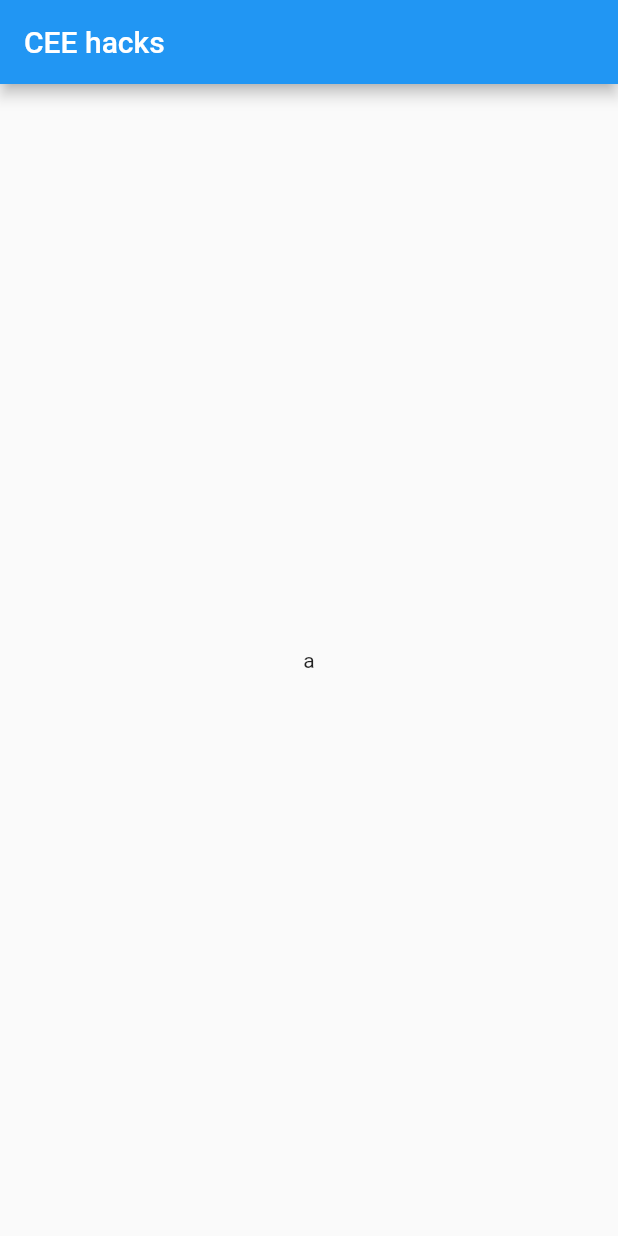
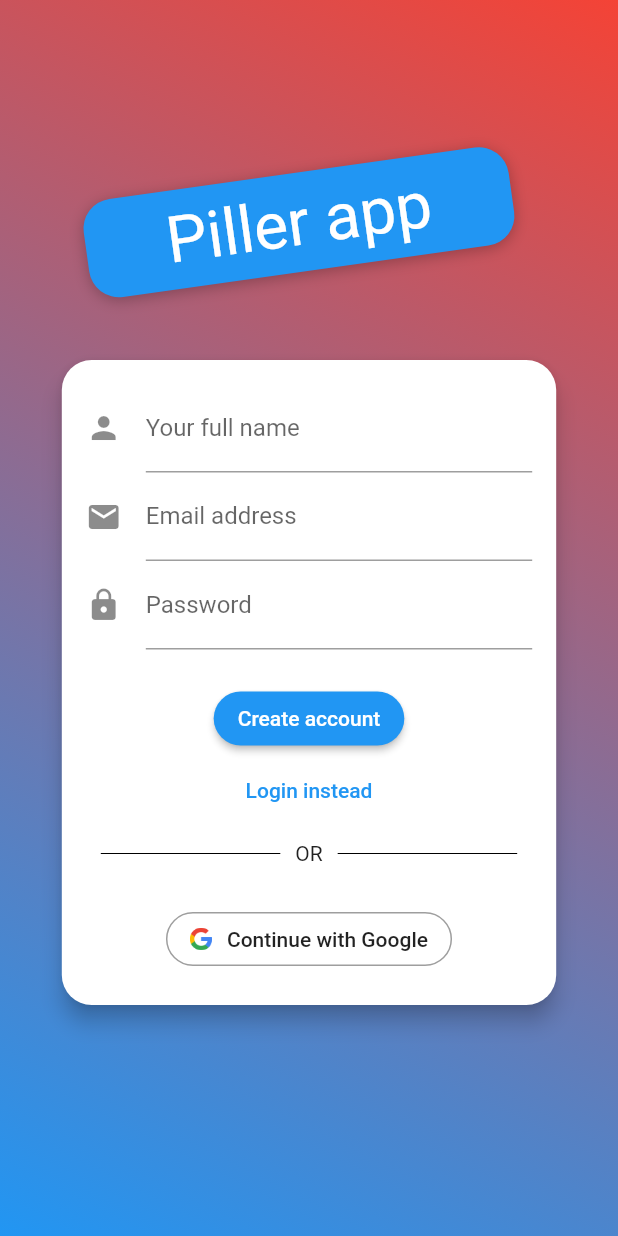
Before and after one commit to MatejKrcek/ceeHacksApp, a Flutter app: the screen it shows after launch, on a phone screen of 412 x 824 dp. Run offline on Flutter 3.47's test engine with Material 2 defaults, Android fonts, the phone set to English and light mode, and no system bars.

Commit message:
ui auth page (#2)
Co-authored-by: Matej Krcek <matej@krcek.cz>

```diff
--- /dev/null
+++ b/lib/auth/auth_form.dart
@@ -0,0 +1,246 @@
+import 'package:flutter/material.dart';
+
+class AuthForm extends StatefulWidget {
+  @override
+  _AuthFormState createState() => _AuthFormState();
+}
+
+class _AuthFormState extends State<AuthForm>
+    with SingleTickerProviderStateMixin {
+  final _formKey = GlobalKey<FormState>();
+  var _name = '';
+  var _email = '';
+  var _password = '';
+  bool _showLoginVersion = false;
+  double _cardHeight = 430;
+
+  final _nameFocusNode = FocusNode();
+  final _emailFocusNode = FocusNode();
+  final _passwordFocusNode = FocusNode();
+
+  @override
+  void dispose() {
+    super.dispose();
+    _emailFocusNode.dispose();
+    _nameFocusNode.dispose();
+    _passwordFocusNode.dispose();
+  }
+
+  void _trySubmit() {
+    final isValid = _formKey.currentState.validate();
+    FocusScope.of(context).unfocus(); //close opened keaboards
+
+    if (isValid) {
+      _formKey.currentState.save();
+      // Provider.of<Auth>(context, listen: false).signInWithMail(
+      //   _name.trim(),
+      //   _email.trim(),
+      //   _password.trim(),
+      //   _showLoginVersion,
+      //   context,
+      // );
+    }
+  }
+
+  @override
+  Widget build(BuildContext context) {
+    final deviceSize = MediaQuery.of(context).size;
+    // final progressStarted = Provider.of<Auth>(context).progess;
+    return Center(
+      child: Card(
+        shape: RoundedRectangleBorder(borderRadius: BorderRadius.circular(20)),
+        elevation: 6,
+        margin: EdgeInsets.all(20),
+        child: Container(
+          height: 240,
+          width: deviceSize.width * 0.8,
+          constraints: BoxConstraints(minHeight: _cardHeight),
+          child: SingleChildScrollView(
+            child: Padding(
+              padding: EdgeInsets.all(16),
+              child: Form(
+                key: _formKey,
+                child: Column(
+                  mainAxisSize: MainAxisSize.min,
+                  children: <Widget>[
+                    if (!_showLoginVersion)
+                      TextFormField(
+                        key: ValueKey('name'),
+                        focusNode: _nameFocusNode,
+                        onFieldSubmitted: (_) {
+                          FocusScope.of(context).requestFocus(_emailFocusNode);
+                        },
+                        textCapitalization: TextCapitalization.words,
+                        textInputAction: TextInputAction.next,
+                        validator: (value) {
+                          if (value.isEmpty || value.length < 2) {
+                            return 'Please enter a valid name';
+                          }
+                          return null;
+                        },
+                        decoration: InputDecoration(
+                          labelText: 'Your full name',
+                          hintText: 'Your full name',
+                          icon: Icon(Icons.person),
+                        ),
+                        onSaved: (value) {
+                          _name = value;
+                        },
+                      ),
+                    TextFormField(
+                      key: ValueKey('email'),
+                      focusNode: _emailFocusNode,
+                      textCapitalization: TextCapitalization.words,
+                      textInputAction: TextInputAction.next,
+                      validator: (value) {
+                        if (value.isEmpty ||
+                            value.length < 2 ||
+                            !value.contains('@')) {
+                          return 'Please enter a valid email address';
+                        }
+                        return null;
+                      },
+                      decoration: InputDecoration(
+                        labelText: 'Email address',
+                        hintText: 'Email address',
+                        icon: Icon(Icons.email),
+                      ),
+                      onSaved: (value) {
+                        _email = value;
+                      },
+                      onFieldSubmitted: (_) {
+                        FocusScope.of(context).requestFocus(_passwordFocusNode);
+                      },
+                    ),
+                    TextFormField(
+                      key: ValueKey('password'),
+                      enableSuggestions: false,
+                      obscureText: true,
+                      autocorrect: false,
+                      focusNode: _passwordFocusNode,
+                      textCapitalization: TextCapitalization.words,
+                      textInputAction: TextInputAction.next,
+                      validator: (value) {
+                        if (value.isEmpty || value.length < 6) {
+                          return 'Please enter a valid password';
+                        }
+                        return null;
+                      },
+                      decoration: InputDecoration(
+                        labelText: 'Password',
+                        hintText: 'Password',
+                        icon: Icon(Icons.lock),
+                      ),
+                      onSaved: (value) {
+                        _password = value;
+                      },
+                    ),
+                    SizedBox(
+                      height: 12,
+                    ),
+                    // if (progressStarted)
+                    // Container(
+                    //   margin: EdgeInsets.only(top: 20),
+                    //   child: CircularProgressIndicator(),
+                    // ),
+                    SizedBox(
+                      height: 10,
+                    ),
+                    // if (!progressStarted)
+                    RaisedButton(
+                      child: Text(
+                        _showLoginVersion ? 'Login' : 'Create account',
+                        style: TextStyle(color: Colors.white),
+                      ),
+                      onPressed: _trySubmit,
+                      color: Theme.of(context).primaryColor,
+                      shape: RoundedRectangleBorder(
+                        borderRadius: BorderRadius.circular(30),
+                      ),
+                    ),
+                    // if (!progressStarted)
+                    FlatButton(
+                      onPressed: () {
+                        setState(() {
+                          _showLoginVersion = !_showLoginVersion;
+                          if (_showLoginVersion) {
+                            _cardHeight = 380;
+                          } else {
+                            _cardHeight = 430;
+                          }
+                        });
+                      },
+                      child: Text(
+                        _showLoginVersion
+                            ? 'Create account instead'
+                            : 'Login instead',
+                        style: TextStyle(color: Theme.of(context).primaryColor),
+                      ),
+                    ),
+                    Row(
+                      children: <Widget>[
+                        Expanded(
+                          child: Container(
+                              margin: const EdgeInsets.only(
+                                  left: 10.0, right: 10.0),
+                              child: Divider(
+                                color: Colors.black,
+                                height: 36,
+                              )),
+                        ),
+                        Text("OR"),
+                        Expanded(
+                          child: Container(
+                              margin: const EdgeInsets.only(
+                                  left: 10.0, right: 10.0),
+                              child: Divider(
+                                color: Colors.black,
+                                height: 36,
+                              )),
+                        ),
+                      ],
+                    ),
+                    Container(
+                      margin: const EdgeInsets.only(top: 15),
+                      child: OutlineButton(
+                        onPressed: () {
+                          // Provider.of<Auth>(context, listen: false)
+                          //     .signInWithGoogle();
+                        },
+                        shape: RoundedRectangleBorder(
+                          borderRadius: BorderRadius.circular(30),
+                        ),
+                        highlightElevation: 0,
+                        borderSide: BorderSide(color: Colors.grey),
+                        disabledBorderColor: Colors.grey,
+                        highlightedBorderColor: Colors.grey,
+                        child: Padding(
+                          padding: const EdgeInsets.fromLTRB(0, 10, 0, 10),
+                          child: Row(
+                            mainAxisSize: MainAxisSize.min,
+                            mainAxisAlignment: MainAxisAlignment.center,
+                            children: <Widget>[
+                              Image(
+                                  image: AssetImage("assets/google_logo.png"),
+                                  height: 15.0),
+                              Padding(
+                                padding: const EdgeInsets.only(left: 10),
+                                child: const Text(
+                                  'Continue with Google',
+                                ),
+                              )
+                            ],
+                          ),
+                        ),
+                      ),
+                    ),
+                  ],
+                ),
+              ),
+            ),
+          ),
+        ),
+      ),
+    );
+  }
+}
--- /dev/null
+++ b/lib/auth/auth_page.dart
@@ -0,0 +1,67 @@
+import 'package:flutter/material.dart';
+import 'dart:math';
+
+import 'package:ceehacks/auth/auth_form.dart';
+
+class AuthPage extends StatefulWidget {
+  @override
+  _AuthPageState createState() => _AuthPageState();
+}
+
+class _AuthPageState extends State<AuthPage> {
+  @override
+  Widget build(BuildContext context) {
+    final deviceSize = MediaQuery.of(context).size;
+    return Scaffold(
+      body: Container(
+        decoration: BoxDecoration(
+          gradient: LinearGradient(
+              begin: Alignment.topRight,
+              end: Alignment.bottomLeft,
+              colors: [Colors.red, Theme.of(context).primaryColor]),
+        ),
+        child: SingleChildScrollView(
+          child: Container(
+            height: deviceSize.height,
+            width: deviceSize.width,
+            child: Column(
+              mainAxisAlignment: MainAxisAlignment.center,
+              crossAxisAlignment: CrossAxisAlignment.center,
+              children: <Widget>[
+                Flexible(
+                  child: Container(
+                    margin: EdgeInsets.only(bottom: 20.0),
+                    padding:
+                        EdgeInsets.symmetric(vertical: 8.0, horizontal: 54.0),
+                    transform: Matrix4.rotationZ(-8 * pi / 180)
+                      ..translate(-10.0),
+                    decoration: BoxDecoration(
+                      borderRadius: BorderRadius.circular(20),
+                      color: Theme.of(context).primaryColor,
+                      boxShadow: [
+                        BoxShadow(
+                          blurRadius: 8,
+                          color: Colors.black26,
+                          offset: Offset(0, 2),
+                        )
+                      ],
+                    ),
+                    child: Text(
+                      'Piller app',
+                      style: TextStyle(
+                        color: Colors.white,
+                        fontSize: 43,
+                        fontWeight: FontWeight.normal,
+                      ),
+                    ),
+                  ),
+                ),
+                AuthForm(),
+              ],
+            ),
+          ),
+        ),
+      ),
+    );
+  }
+}
--- a/lib/main.dart
+++ b/lib/main.dart
@@ -1,5 +1,7 @@
 import 'package:flutter/material.dart';
 import 'package:ceehacks/main_overview_page.dart';
+
+import 'package:ceehacks/auth/auth_page.dart';
 
 void main() {
   runApp(MyApp());
@@ -14,7 +16,7 @@ class MyApp extends StatelessWidget {
         primaryColor: Colors.blue,
         accentColor: Colors.red,
       ),
-      home: MainOverviewPage(),
+      home: AuthPage(),
     );
   }
 }
--- a/pubspec.yaml
+++ b/pubspec.yaml
@@ -45,9 +45,9 @@ flutter:
   uses-material-design: true
 
   # To add assets to your application, add an assets section, like this:
-  # assets:
-  #   - images/a_dot_burr.jpeg
-  #   - images/a_dot_ham.jpeg
+  assets:
+    - assets/google_logo.png
+
 
   # An image asset can refer to one or more resolution-specific "variants", see
   # https://flutter.dev/assets-and-images/#resolution-aware.
```
Also changed, not shown: assets/google_logo.png (added), pubspec.lock.
